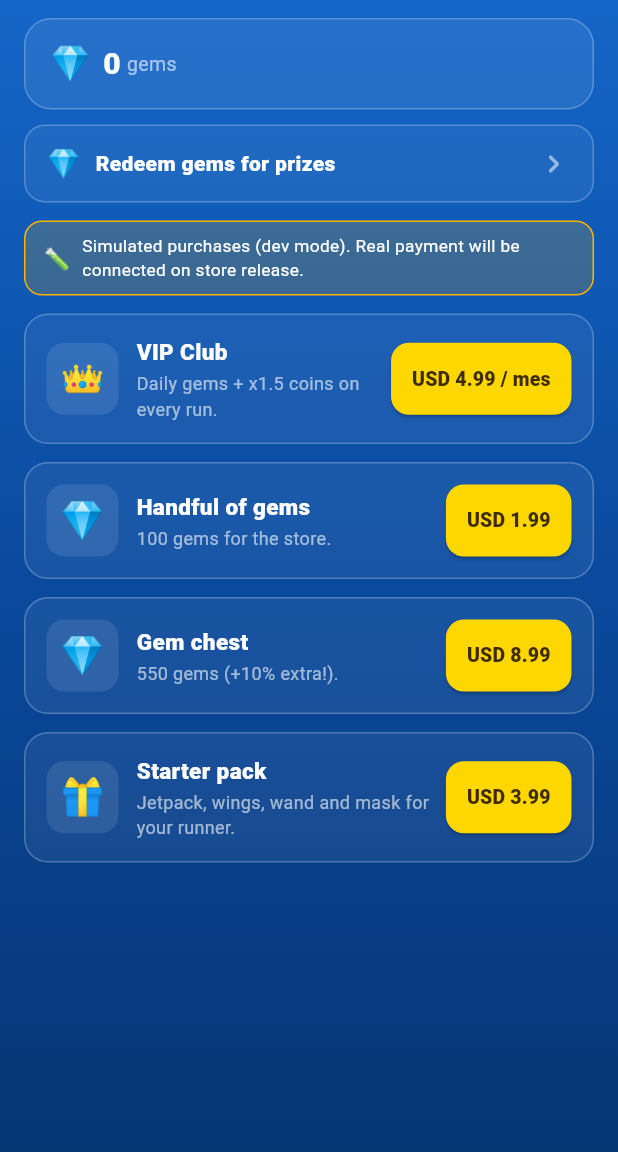
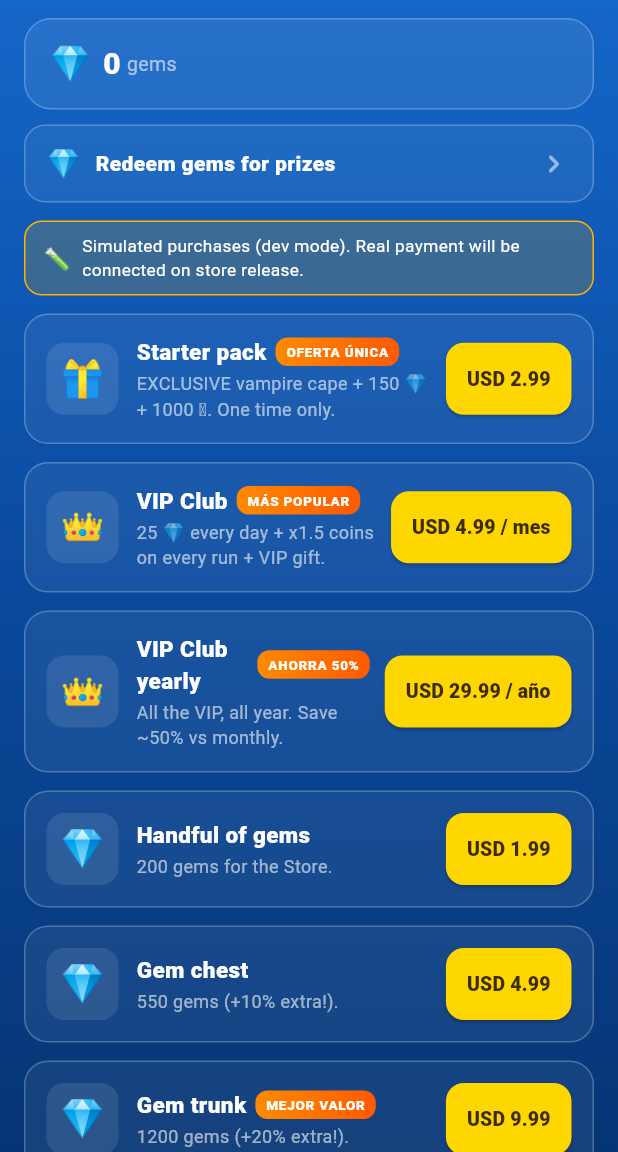
Before and after one commit to yesithv/lego-custom-character, a Flutter app: the StorePage screen opened by its route, on a phone screen of 412 x 824 dp, the part 84-1236 px from its top. Run offline on Flutter 3.47's test engine with Material 3 defaults, Android fonts, the phone set to English and light mode, and no system bars; our stand-ins replace audioplayers, equatable, flutter_bloc, get_it, go_router, hive and 2 more; missing offline and left inert: flame; accounts and stored records are empty; Roboto replaces fonts that are missing (Nunito).

```diff
--- a/lib/core/l10n/app_strings_extra.dart
+++ b/lib/core/l10n/app_strings_extra.dart
@@ -214,18 +214,33 @@ const Map<String, Map<String, String>> kStringsExtra = {
   },
   'product_vip_monthly_t': {'es': 'Club VIP', 'en': 'VIP Club', 'pt': 'Clube VIP', 'de': 'VIP-Club', 'ru': 'VIP-клуб', 'fr': 'Club VIP'},
   'product_vip_monthly_d': {
-    'es': 'Gemas diarias + monedas x1.5 en cada carrera.',
-    'en': 'Daily gems + x1.5 coins on every run.',
-    'pt': 'Gemas diárias + moedas x1.5 em cada corrida.',
-    'de': 'Tägliche Edelsteine + x1.5 Münzen bei jedem Lauf.',
-    'ru': 'Ежедневные кристаллы + монеты x1.5 в каждом забеге.',
-    'fr': 'Gemmes quotidiennes + pièces x1.5 à chaque course.',
+    'es': '25 💎 cada día + monedas x1.5 en cada carrera + regalo VIP.',
+    'en': '25 💎 every day + x1.5 coins on every run + VIP gift.',
+    'pt': '25 💎 por dia + moedas x1.5 em cada corrida + presente VIP.',
+    'de': '25 💎 täglich + x1.5 Münzen bei jedem Lauf + VIP-Geschenk.',
+    'ru': '25 💎 каждый день + монеты x1.5 в каждом забеге + VIP-подарок.',
+    'fr': '25 💎 par jour + pièces x1.5 à chaque course + cadeau VIP.',
+  },
+  'product_vip_yearly_t': {'es': 'Club VIP anual', 'en': 'VIP Club yearly', 'pt': 'Clube VIP anual', 'de': 'VIP-Club Jahr', 'ru': 'VIP-клуб на год', 'fr': 'Club VIP annuel'},
+  'product_vip_yearly_d': {
+    'es': 'Todo el VIP, todo el año. Ahorras ~50% frente al mensual.',
+    'en': 'All the VIP, all year. Save ~50% vs monthly.',
+    'pt': 'Todo o VIP, o ano todo. Economize ~50% vs mensal.',
+    'de': 'Der ganze VIP, das ganze Jahr. Spare ~50% ggü. monatlich.',
+    'ru': 'Весь VIP на весь год. Экономия ~50% против месячного.',
+    'fr': 'Tout le VIP, toute l’année. ~50% d’économie vs mensuel.',
   },
   'product_gems_small_t': {'es': 'Puñado de gemas', 'en': 'Handful of gems', 'pt': 'Punhado de gemas', 'de': 'Handvoll Edelsteine', 'ru': 'Горсть кристаллов', 'fr': 'Poignée de gemmes'},
   'product_gems_small_d': {
-    'es': '100 gemas para la tienda.', 'en': '100 gems for the store.',
-    'pt': '100 gemas para a loja.', 'de': '100 Edelsteine für den Shop.',
-    'ru': '100 кристаллов для магазина.', 'fr': '100 gemmes pour la boutique.',
+    'es': '200 gemas para la Tienda.', 'en': '200 gems for the Store.',
+    'pt': '200 gemas para a Loja.', 'de': '200 Edelsteine für den Shop.',
+    'ru': '200 кристаллов для магазина.', 'fr': '200 gemmes pour la Boutique.',
+  },
+  'product_gems_large_t': {'es': 'Baúl de gemas', 'en': 'Gem trunk', 'pt': 'Baú grande de gemas', 'de': 'Edelstein-Kiste', 'ru': 'Сундук кристаллов', 'fr': 'Malle de gemmes'},
+  'product_gems_large_d': {
+    'es': '1200 gemas (¡+20% extra!).', 'en': '1200 gems (+20% extra!).',
+    'pt': '1200 gemas (+20% extra!).', 'de': '1200 Edelsteine (+20% extra!).',
+    'ru': '1200 кристаллов (+20% сверху!).', 'fr': '1200 gemmes (+20% en plus !).',
   },
   'product_gems_medium_t': {'es': 'Cofre de gemas', 'en': 'Gem chest', 'pt': 'Baú de gemas', 'de': 'Edelstein-Truhe', 'ru': 'Сундук кристаллов', 'fr': 'Coffre de gemmes'},
   'product_gems_medium_d': {
@@ -235,12 +250,12 @@ const Map<String, Map<String, String>> kStringsExtra = {
   },
   'product_bundle_starter_t': {'es': 'Pack de bienvenida', 'en': 'Starter pack', 'pt': 'Pacote de boas-vindas', 'de': 'Willkommenspaket', 'ru': 'Стартовый набор', 'fr': 'Pack de bienvenue'},
   'product_bundle_starter_d': {
-    'es': 'Jetpack, alas, varita y antifaz para tu corredor.',
-    'en': 'Jetpack, wings, wand and mask for your runner.',
-    'pt': 'Jetpack, asas, varinha e máscara para seu corredor.',
-    'de': 'Jetpack, Flügel, Zauberstab und Maske für deinen Läufer.',
-    'ru': 'Джетпак, крылья, палочка и маска для твоего бегуна.',
-    'fr': 'Jetpack, ailes, baguette et masque pour ton coureur.',
+    'es': 'Capa vampiro EXCLUSIVA + 150 💎 + 1000 🪙. Solo una vez.',
+    'en': 'EXCLUSIVE vampire cape + 150 💎 + 1000 🪙. One time only.',
+    'pt': 'Capa de vampiro EXCLUSIVA + 150 💎 + 1000 🪙. Só uma vez.',
+    'de': 'EXKLUSIVER Vampirumhang + 150 💎 + 1000 🪙. Nur einmal.',
+    'ru': 'ЭКСКЛЮЗИВНЫЙ плащ вампира + 150 💎 + 1000 🪙. Только раз.',
+    'fr': 'Cape de vampire EXCLUSIVE + 150 💎 + 1000 🪙. Une seule fois.',
   },
 
   // ── Productos de la canjería de gemas ─────────────────────────────────────
@@ -256,27 +271,29 @@ const Map<String, Map<String, String>> kStringsExtra = {
     'pt': 'Saco grande de moedas.', 'de': 'Großer Beutel Münzen.',
     'ru': 'Большой мешок монет.', 'fr': 'Grand sac de pièces.',
   },
-  'product_gem_jetpack_t': {'es': 'Jetpack', 'en': 'Jetpack', 'pt': 'Jetpack', 'de': 'Jetpack', 'ru': 'Джетпак', 'fr': 'Jetpack'},
-  'product_gem_jetpack_d': {
-    'es': 'Accesorio de espalda.', 'en': 'Back accessory.', 'pt': 'Acessório de costas.',
-    'de': 'Rücken-Extra.', 'ru': 'Аксессуар для спины.', 'fr': 'Accessoire de dos.',
+  'product_coins_4000_t': {'es': '4000 monedas', 'en': '4000 coins', 'pt': '4000 moedas', 'de': '4000 Münzen', 'ru': '4000 монет', 'fr': '4000 pièces'},
+  'product_coins_4000_d': {
+    'es': '¡Mejor valor! Cofre enorme de monedas.', 'en': 'Best value! Huge chest of coins.',
+    'pt': 'Melhor valor! Baú enorme de moedas.', 'de': 'Bester Wert! Riesige Münztruhe.',
+    'ru': 'Лучшая цена! Огромный сундук монет.', 'fr': 'Meilleure valeur ! Énorme coffre de pièces.',
   },
-  'product_gem_medallon_t': {'es': 'Medallón dorado', 'en': 'Golden medallion', 'pt': 'Medalhão dourado', 'de': 'Goldenes Medaillon', 'ru': 'Золотой медальон', 'fr': 'Médaillon doré'},
-  'product_gem_medallon_d': {
-    'es': 'Accesorio de cuello.', 'en': 'Neck accessory.', 'pt': 'Acessório de pescoço.',
-    'de': 'Hals-Extra.', 'ru': 'Аксессуар для шеи.', 'fr': 'Accessoire de cou.',
+  'product_gem_capa_vampiro_t': {'es': 'Capa vampiro ✨', 'en': 'Vampire cape ✨', 'pt': 'Capa de vampiro ✨', 'de': 'Vampirumhang ✨', 'ru': 'Плащ вампира ✨', 'fr': 'Cape de vampire ✨'},
+  'product_gem_capa_vampiro_d': {
+    'es': 'Cosmético EXCLUSIVO. No se consigue con monedas.',
+    'en': 'EXCLUSIVE cosmetic. Not available for coins.',
+    'pt': 'Cosmético EXCLUSIVO. Não se consegue com moedas.',
+    'de': 'EXKLUSIVES Kosmetik. Nicht für Münzen erhältlich.',
+    'ru': 'ЭКСКЛЮЗИВНЫЙ предмет. Нельзя купить за монеты.',
+    'fr': 'Cosmétique EXCLUSIF. Indisponible contre des pièces.',
   },
-  'product_gem_capa_vampiro_t': {'es': 'Capa vampiro', 'en': 'Vampire cape', 'pt': 'Capa de vampiro', 'de': 'Vampirumhang', 'ru': 'Плащ вампира', 'fr': 'Cape de vampire'},
-  'product_gem_capa_vampiro_d': {
-    'es': 'Accesorio épico de espalda.', 'en': 'Epic back accessory.',
-    'pt': 'Acessório épico de costas.', 'de': 'Episches Rücken-Extra.',
-    'ru': 'Эпический аксессуар для спины.', 'fr': 'Accessoire de dos épique.',
-  },
-  'product_gem_botas_t': {'es': 'Botas de propulsión', 'en': 'Jet boots', 'pt': 'Botas de propulsão', 'de': 'Düsenstiefel', 'ru': 'Реактивные ботинки', 'fr': 'Bottes propulsées'},
+  'product_gem_botas_t': {'es': 'Botas de propulsión ✨', 'en': 'Jet boots ✨', 'pt': 'Botas de propulsão ✨', 'de': 'Düsenstiefel ✨', 'ru': 'Реактивные ботинки ✨', 'fr': 'Bottes propulsées ✨'},
   'product_gem_botas_d': {
-    'es': 'Accesorio épico de pies.', 'en': 'Epic feet accessory.',
-    'pt': 'Acessório épico de pés.', 'de': 'Episches Füße-Extra.',
-    'ru': 'Эпический аксессуар для ног.', 'fr': 'Accessoire de pieds épique.',
+    'es': 'Cosmético EXCLUSIVO. No se consigue con monedas.',
+    'en': 'EXCLUSIVE cosmetic. Not available for coins.',
+    'pt': 'Cosmético EXCLUSIVO. Não se consegue com moedas.',
+    'de': 'EXKLUSIVES Kosmetik. Nicht für Münzen erhältlich.',
+    'ru': 'ЭКСКЛЮЗИВНЫЙ предмет. Нельзя купить за монеты.',
+    'fr': 'Cosmétique EXCLUSIF. Indisponible contre des pièces.',
   },
 
   // ── Nombres de accesorios (por id de catálogo) ────────────────────────────
--- a/lib/features/economy/domain/entities/part_catalog.dart
+++ b/lib/features/economy/domain/entities/part_catalog.dart
@@ -7,15 +7,24 @@ class CatalogEntry {
   final AccessoryRarity rarity;
   final int coinCost;
 
+  /// Exclusivo de la Tienda: **no** se puede comprar con monedas. Solo se
+  /// obtiene con gemas (canjería) o dentro de un pack de dinero real. En el
+  /// editor aparece bloqueado con 💎 y lleva a la Tienda. Da a las gemas un uso
+  /// real y evita que un cosmético premium quede "dominado" por las monedas.
+  final bool premium;
+
   const CatalogEntry({
     required this.id,
     required this.name,
     required this.slot,
     required this.rarity,
     this.coinCost = 0,
+    this.premium = false,
   });
 
-  bool get isFree => coinCost == 0;
+  /// Gratis = sin costo en monedas y no premium. Los premium nunca son gratis
+  /// (se pagan con gemas), aunque su [coinCost] sea 0.
+  bool get isFree => coinCost == 0 && !premium;
 }
 
 // Coin costs by rarity
@@ -63,7 +72,8 @@ const partCatalog = <String, CatalogEntry>{
   'mochila': CatalogEntry(id: 'mochila', name: 'Mochila', slot: 'back', rarity: AccessoryRarity.common),
   'jetpack': CatalogEntry(id: 'jetpack', name: 'Jetpack', slot: 'back', rarity: AccessoryRarity.rare, coinCost: 200),
   'alas': CatalogEntry(id: 'alas', name: 'Alas', slot: 'back', rarity: AccessoryRarity.rare, coinCost: 200),
-  'capa vampiro': CatalogEntry(id: 'capa vampiro', name: 'Capa vampiro', slot: 'back', rarity: AccessoryRarity.epic, coinCost: 500),
+  // Premium: exclusivo de la Tienda (gemas / pack). No se compra con monedas.
+  'capa vampiro': CatalogEntry(id: 'capa vampiro', name: 'Capa vampiro', slot: 'back', rarity: AccessoryRarity.epic, premium: true),
   'alas mariposa': CatalogEntry(id: 'alas mariposa', name: 'Alas de mariposa', slot: 'back', rarity: AccessoryRarity.common),
   'katanas dobles': CatalogEntry(id: 'katanas dobles', name: 'Katanas dobles', slot: 'back', rarity: AccessoryRarity.common),
 
@@ -104,7 +114,8 @@ const partCatalog = <String, CatalogEntry>{
   // ── Feet ───────────────────────────────────────────────────────────────────
   'espuelas': CatalogEntry(id: 'espuelas', name: 'Espuelas cowboy', slot: 'feet', rarity: AccessoryRarity.common),
   'tobilleras': CatalogEntry(id: 'tobilleras', name: 'Tobilleras', slot: 'feet', rarity: AccessoryRarity.common),
-  'botas propulsión': CatalogEntry(id: 'botas propulsión', name: 'Botas de propulsión', slot: 'feet', rarity: AccessoryRarity.epic, coinCost: 500),
+  // Premium: exclusivo de la Tienda (gemas / pack). No se compra con monedas.
+  'botas propulsión': CatalogEntry(id: 'botas propulsión', name: 'Botas de propulsión', slot: 'feet', rarity: AccessoryRarity.epic, premium: true),
   'moños zapatos': CatalogEntry(id: 'moños zapatos', name: 'Moños en los zapatos', slot: 'feet', rarity: AccessoryRarity.common),
 };
 
--- a/lib/features/monetization/domain/entities/store_product.dart
+++ b/lib/features/monetization/domain/entities/store_product.dart
@@ -45,12 +45,22 @@ class StoreProduct {
   final ProductType type;
   final String emoji;
 
-  /// Gemas que otorga (solo [ProductKind.gems]).
+  /// Gemas que otorga. Para [ProductKind.gems] es el paquete; para un
+  /// [ProductKind.cosmeticBundle] (p. ej. el pack de bienvenida) son las gemas
+  /// extra que trae el pack.
   final int gemAmount;
+
+  /// Monedas que otorga (packs de valor como el de bienvenida). La entrega la
+  /// hace la capa de presentación sobre el wallet.
+  final int coinAmount;
 
   /// Accesorios que desbloquea (solo [ProductKind.cosmeticBundle]); ids del
   /// `partCatalog` del editor.
   final List<String> grantsPartIds;
+
+  /// Etiqueta corta de marketing para la tarjeta (p. ej. "MÁS POPULAR",
+  /// "MEJOR VALOR", "AHORRA 50%"). Null = sin etiqueta.
+  final String? badge;
 
   const StoreProduct({
     required this.id,
@@ -61,52 +71,89 @@ class StoreProduct {
     required this.type,
     required this.emoji,
     this.gemAmount = 0,
+    this.coinAmount = 0,
     this.grantsPartIds = const [],
+    this.badge,
   });
 }
 
 /// Catálogo de la tienda. Precios de ejemplo — ajústalos y replícalos como
 /// SKUs en las consolas de las tiendas antes de conectar el pago real.
+///
+/// Orden pensado para la conversión: primero el pack de bienvenida (gancho de
+/// primera compra), luego VIP (recurrente, el de mayor LTV), luego la escalera
+/// de gemas con bonus creciente. Ver `docs/ECONOMIA.md`.
+///
+/// Nota: el juego NO tiene anuncios (decisión de producto), por eso no hay
+/// producto "quitar anuncios". El VIP se centra en valor tangible.
 const storeCatalog = <StoreProduct>[
-  // Nota: el juego NO tiene anuncios (decisión de producto), por eso no hay
-  // producto "quitar anuncios". El VIP se centra en valor tangible.
+  // ── Pack de bienvenida: gancho de primera compra (una sola vez) ─────────────
+  // Valor percibido ~3-4x el precio: gemas + monedas + un cosmético EXCLUSIVO
+  // que no se consigue de otra forma barata.
+  StoreProduct(
+    id: 'bundle_starter',
+    title: 'Pack de bienvenida',
+    description: 'Capa vampiro EXCLUSIVA + 150 💎 + 1000 🪙. Solo una vez.',
+    priceLabel: 'USD 2.99',
+    kind: ProductKind.cosmeticBundle,
+    type: ProductType.nonConsumable,
+    emoji: '🎁',
+    gemAmount: 150,
+    coinAmount: 1000,
+    grantsPartIds: ['capa vampiro'],
+    badge: 'OFERTA ÚNICA',
+  ),
+  // ── Club VIP: recurrente, el de mayor valor a largo plazo ───────────────────
   StoreProduct(
     id: 'vip_monthly',
     title: 'Club VIP',
-    description: 'Gemas diarias + monedas x1.5 en cada carrera.',
+    description: '25 💎 cada día + monedas x1.5 en cada carrera + regalo VIP.',
     priceLabel: 'USD 4.99 / mes',
     kind: ProductKind.subscription,
     type: ProductType.subscription,
     emoji: '👑',
+    badge: 'MÁS POPULAR',
   ),
+  StoreProduct(
+    id: 'vip_yearly',
+    title: 'Club VIP anual',
+    description: 'Todo el VIP, todo el año. Ahorras ~50% frente al mensual.',
+    priceLabel: 'USD 29.99 / año',
+    kind: ProductKind.subscription,
+    type: ProductType.subscription,
+    emoji: '👑',
+    badge: 'AHORRA 50%',
+  ),
+  // ── Escalera de gemas (bonus creciente) ─────────────────────────────────────
   StoreProduct(
     id: 'gems_small',
     title: 'Puñado de gemas',
-    description: '100 gemas para la tienda.',
+    description: '200 gemas para la Tienda.',
     priceLabel: 'USD 1.99',
     kind: ProductKind.gems,
     type: ProductType.consumable,
     emoji: '💎',
-    gemAmount: 100,
+    gemAmount: 200,
   ),
   StoreProduct(
     id: 'gems_medium',
     title: 'Cofre de gemas',
     description: '550 gemas (¡+10% extra!).',
-    priceLabel: 'USD 8.99',
+    priceLabel: 'USD 4.99',
     kind: ProductKind.gems,
     type: ProductType.consumable,
     emoji: '💎',
     gemAmount: 550,
   ),
   StoreProduct(
-    id: 'bundle_starter',
-    title: 'Pack de bienvenida',
-    description: 'Jetpack, alas, varita y antifaz para tu corredor.',
-    priceLabel: 'USD 3.99',
-    kind: ProductKind.cosmeticBundle,
-    type: ProductType.nonConsumable,
-    emoji: '🎁',
-    grantsPartIds: ['jetpack', 'alas', 'varita', 'antifaz'],
+    id: 'gems_large',
+    title: 'Baúl de gemas',
+    description: '1200 gemas (¡+20% extra!).',
+    priceLabel: 'USD 9.99',
+    kind: ProductKind.gems,
+    type: ProductType.consumable,
+    emoji: '💎',
+    gemAmount: 1200,
+    badge: 'MEJOR VALOR',
   ),
 ];
--- a/lib/features/monetization/domain/repositories/store_repository.dart
+++ b/lib/features/monetization/domain/repositories/store_repository.dart
@@ -46,4 +46,10 @@ abstract class StoreRepository {
   /// actualizado y si tuvo éxito. La entrega del premio (monedas/cosméticos)
   /// la orquesta la capa de presentación sobre el wallet.
   Future<({Entitlements entitlements, bool success})> spendGems(int amount);
+
+  /// Regala [amount] gemas al jugador (faucet gratuito: recompensa por
+  /// completar misiones, hitos, etc.). No implica dinero real. Devuelve el
+  /// estado actualizado. Da a las gemas una vía de obtención jugando, para que
+  /// no sean una moneda inalcanzable para quien no paga.
+  Future<Entitlements> grantGems(int amount);
 }
--- a/lib/features/monetization/presentation/pages/store_page.dart
+++ b/lib/features/monetization/presentation/pages/store_page.dart
@@ -78,10 +78,14 @@ class _StorePageState extends State<StorePage> {
         'product': product.id,
         'kind': product.kind.name,
       });
-      // Los packs cosméticos desbloquean accesorios en el wallet existente.
+      // Los packs cosméticos desbloquean accesorios y (si trae) monedas en el
+      // wallet existente. Las gemas del pack ya las concedió el repositorio.
       if (product.kind == ProductKind.cosmeticBundle) {
         for (final partId in product.grantsPartIds) {
           context.read<WalletBloc>().add(UnlockPartEvent(partId: partId, cost: 0));
+        }
+        if (product.coinAmount > 0) {
+          context.read<WalletBloc>().add(EarnCoinsEvent(product.coinAmount));
         }
       }
       setState(() {
@@ -442,13 +446,23 @@ class _ProductCard extends StatelessWidget {
             child: Column(
               crossAxisAlignment: CrossAxisAlignment.start,
               children: [
-                Text(
+                Row(
+                  children: [
+                    Flexible(
+                      child: Text(
                         context.l10n.storeProductTitle(product.id, product.title),
                         style: const TextStyle(
                           color: Colors.white,
                           fontWeight: FontWeight.w900,
                           fontSize: 15,
                         ),
+                      ),
+                    ),
+                    if (product.badge != null) ...[
+                      const SizedBox(width: 6),
+                      _MarketingBadge(label: product.badge!),
+                    ],
+                  ],
                 ),
                 const SizedBox(height: 2),
                 Text(
@@ -468,6 +482,35 @@ class _ProductCard extends StatelessWidget {
                   onTap: onBuy,
                 ),
         ],
+      ),
+    );
+  }
+}
+
+/// Etiqueta de marketing (p. ej. "MÁS POPULAR", "MEJOR VALOR") en las tarjetas
+/// de producto. Naranja llamativo para captar la mirada sin ser agresivo.
+class _MarketingBadge extends StatelessWidget {
+  final String label;
+  const _MarketingBadge({required this.label});
+
+  @override
+  Widget build(BuildContext context) {
+    return Container(
+      padding: const EdgeInsets.symmetric(horizontal: 7, vertical: 3),
+      decoration: BoxDecoration(
+        gradient: const LinearGradient(
+          colors: [Color(0xFFFF8A00), Color(0xFFFF5A00)],
+        ),
+        borderRadius: BorderRadius.circular(8),
+      ),
+      child: Text(
+        label,
+        style: const TextStyle(
+          color: Colors.white,
+          fontSize: 9,
+          fontWeight: FontWeight.w900,
+          letterSpacing: 0.5,
+        ),
       ),
     );
   }
--- a/lib/features/runner/presentation/game/brix_run_game.dart
+++ b/lib/features/runner/presentation/game/brix_run_game.dart
@@ -68,9 +68,11 @@ class BrixRunGame extends FlameGame with ChangeNotifier, KeyboardEvents {
 
   static const int maxBossHearts = 3;
   static const double _chargePerDodge = 0.2;
-  // Recompensas por derrotar al jefe (el mayor logro de la partida): un buen
-  // botón de monedas al vencer, más puntos por cada embestida y por la victoria.
-  static const int victoryCoinBonus = 500;
+  // Recompensa por derrotar al jefe (el mayor logro de la partida). Antes eran
+  // 500, pero eso inflaba la economía (una sola victoria compraba cualquier
+  // cosmético y desbloqueaba el 2.º mundo). Con 200 la victoria sigue siendo un
+  // premio claro, pero los cosméticos épicos cuestan ~2 victorias: hay meta.
+  static const int victoryCoinBonus = 200;
   static const int _dashScoreBonus = 400;
   static const int _victoryScoreBonus = 2500;
 
```
Also changed, not shown: lib/core/l10n/app_strings.dart (+20 -0 lines), lib/features/character_editor/presentation/pages/character_editor_page.dart (+68 -3 lines), lib/features/monetization/data/repositories/in_app_purchase_store_repository.dart (+15 -1 lines), lib/features/monetization/data/repositories/stub_store_repository.dart (+15 -3 lines), lib/features/monetization/domain/entities/gem_product.dart (+35 -37 lines), lib/features/runner/presentation/pages/runner_page.dart (+29 -0 lines), 1 other file. Lines whose indentation alone changed are shown as unchanged.
